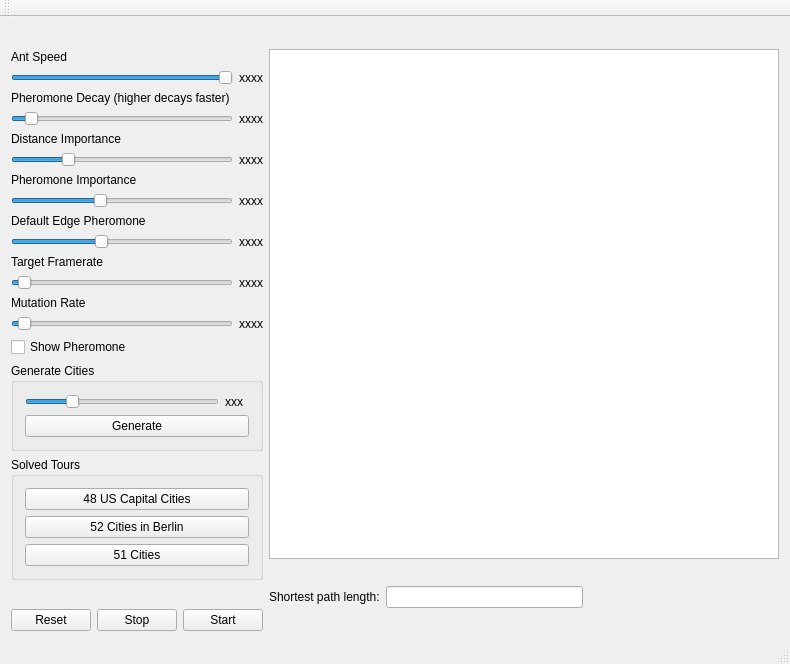
First picture: the form in mainwindow.ui, repository DrewMartin/TSP-ants, before the edit.
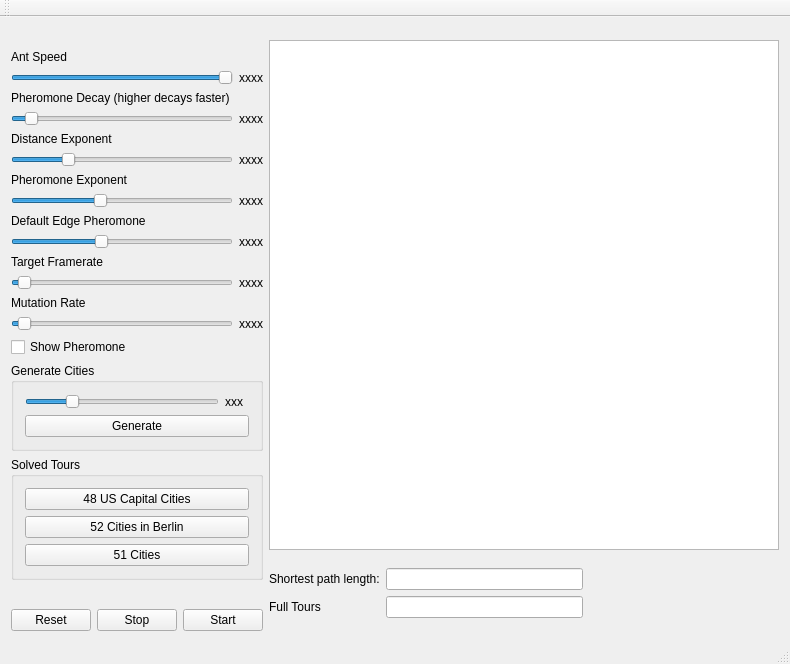
Second picture: the form after the edit. Custom widgets are drawn as their Qt base class.

Commit message: Show tour number in UI and let user toggle pheromone display while running

What changed in the file:
```diff
--- a/mainwindow.ui
+++ b/mainwindow.ui
@@ -14,7 +14,7 @@
    <string>MainWindow</string>
   </property>
   <widget class="QWidget" name="centralWidget">
-   <layout class="QHBoxLayout" name="horizontalLayout_11">
+   <layout class="QHBoxLayout" name="horizontalLayout_4">
     <item>
      <layout class="QVBoxLayout" name="verticalLayout_3">
       <item>
@@ -122,7 +122,7 @@
       <item>
        <widget class="QLabel" name="label_3">
         <property name="text">
-         <string>Distance Importance</string>
+         <string>Distance Exponent</string>
         </property>
        </widget>
       </item>
@@ -168,7 +168,7 @@
       <item>
        <widget class="QLabel" name="label">
         <property name="text">
-         <string>Pheromone Importance</string>
+         <string>Pheromone Exponent</string>
         </property>
        </widget>
       </item>
@@ -514,18 +514,28 @@
        </widget>
       </item>
       <item>
-       <layout class="QHBoxLayout" name="horizontalLayout_4">
-        <item>
+       <layout class="QGridLayout" name="gridLayout">
+        <item row="0" column="0">
          <widget class="QLabel" name="label_7">
           <property name="text">
            <string>Shortest path length:</string>
           </property>
          </widget>
         </item>
-        <item>
+        <item row="0" column="1">
          <widget class="QLineEdit" name="pathLengthEdit"/>
         </item>
-        <item>
+        <item row="1" column="0">
+         <widget class="QLabel" name="label_8">
+          <property name="text">
+           <string>Full Tours</string>
+          </property>
+         </widget>
+        </item>
+        <item row="1" column="1">
+         <widget class="QLineEdit" name="toursLengthEdit"/>
+        </item>
+        <item row="0" column="2">
          <spacer name="horizontalSpacer_2">
           <property name="orientation">
            <enum>Qt::Horizontal</enum>
```
The commit also changes 2 other files.
